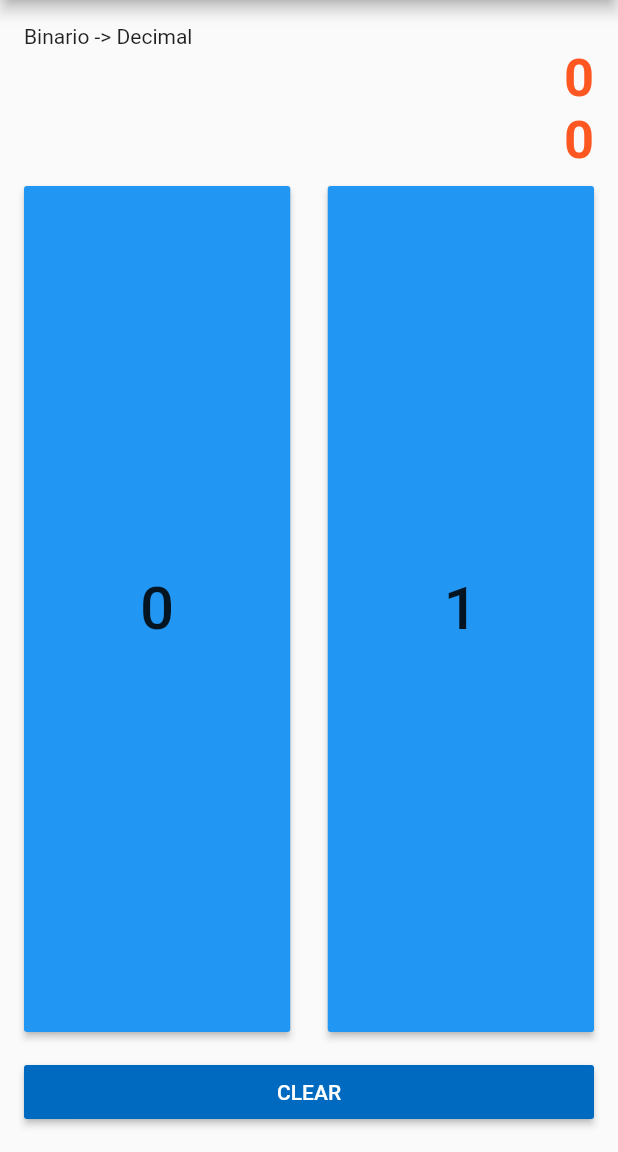
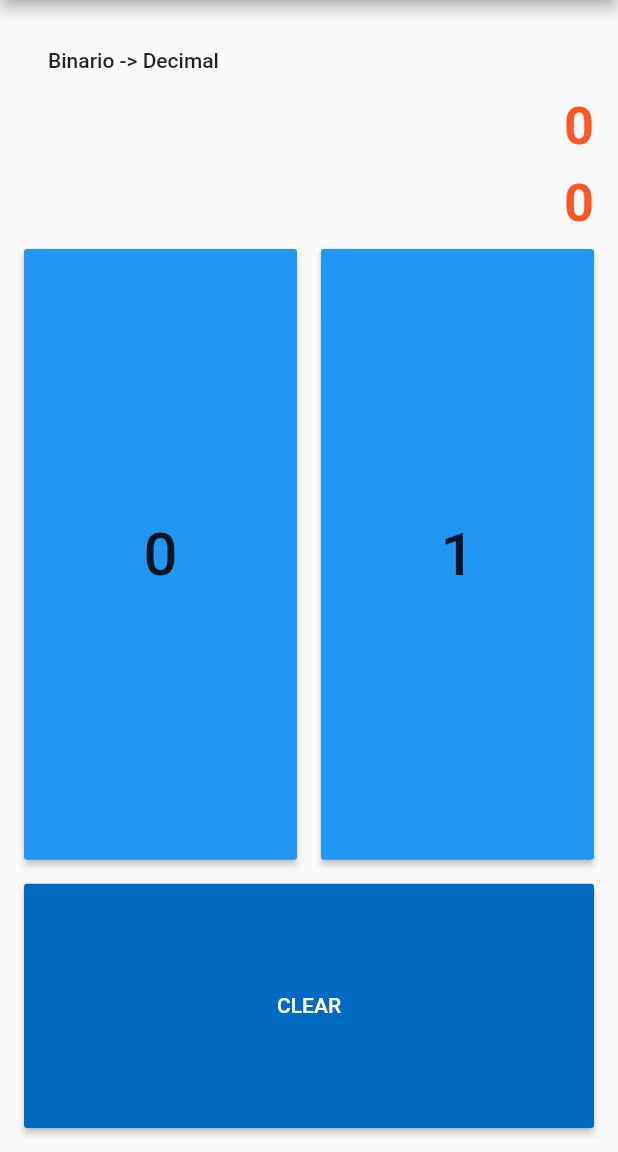
Before and after one commit to JohnDBR/Bin2Dec-Flutter, a Flutter app: the screen it shows after launch, on a phone screen of 412 x 824 dp, the part 84-1236 px from its top. Run offline on Flutter 3.47's test engine with Material 2 defaults, Android fonts, the phone set to English and light mode, and no system bars.

Commit message:
Huge refactor! adding dec2bin layout

```diff
--- a/lib/screens/main_page.dart
+++ b/lib/screens/main_page.dart
@@ -1,15 +1,60 @@
+import 'package:bin2dec/widgets/dec2bin.dart';
 import 'package:flutter/material.dart';
 import 'package:bin2dec/widgets/bin2dec.dart';
 
-class MainPage extends StatelessWidget {
+class MainPage extends StatefulWidget {
+  MainPage({Key key, this.title}) : super(key: key);
+
+  final String title;
+
+  @override
+  _MainPageState createState() => _MainPageState();
+}
+
+class _MainPageState extends State<MainPage> {
+  bool _bin2dec = true;
+
+  void _changeLayout() {
+    setState(() {
+      _bin2dec = !_bin2dec;
+    });
+  }
+
   @override
   Widget build(BuildContext context) {
     return MaterialApp(
-      title: 'Bin2Dec',
-      theme: ThemeData(
-        primarySwatch: Colors.blue,
-      ),
-      home: Bin2Dec(title: 'Bin2Dec'),
-    );
+        title: 'Bin2Dec',
+        theme: ThemeData(
+          primarySwatch: Colors.blue,
+        ),
+        home: Scaffold(
+            appBar: new AppBar(
+              title: _bin2dec ? Text('Bin2Dec') : Text('Dec2Bin'),
+            ),
+            body: Center(
+                child: Container(
+                    margin: const EdgeInsets.all(16),
+                    alignment: Alignment.center,
+                    child: Column(
+                        crossAxisAlignment: CrossAxisAlignment.stretch,
+                        mainAxisSize: MainAxisSize.max,
+                        children: <Widget>[
+                          // Row(
+                          //     mainAxisSize: MainAxisSize.max,
+                          //     children: <Widget>[
+                          //       new Text('Binario -> Decimal')
+                          //     ]),
+                          Container(
+                              alignment: Alignment.centerLeft,
+                              child: FlatButton(
+                                  onPressed: () {
+                                    _changeLayout();
+                                  },
+                                  child: Text('Binario -> Decimal'))),
+                          Expanded(
+                              child: _bin2dec
+                                  ? Bin2Dec(title: 'Bin2Dec')
+                                  : Dec2Bin(title: 'Dec2Bin'))
+                        ])))));
   }
 }
--- a/lib/widgets/bin2dec.dart
+++ b/lib/widgets/bin2dec.dart
@@ -38,44 +38,28 @@ class _Bin2DecState extends State<Bin2Dec> {
 
   @override
   Widget build(BuildContext context) {
-    return Scaffold(
-        appBar: new AppBar(
-          title: new Text('Bin2Dec'),
-        ),
-        body: Center(
-            child: Container(
-          margin: const EdgeInsets.all(16),
-          alignment: Alignment.center,
-          // color: Color.blue,
-          child: new Column(
+    return Column(
       crossAxisAlignment: CrossAxisAlignment.stretch,
       mainAxisSize: MainAxisSize.max,
       children: <Widget>[
-              Row(mainAxisSize: MainAxisSize.max,
-                  // alignment: Alignment.topLeft,
-                  children: <Widget>[new Text('Binario -> Decimal')]),
-              Row(
-                  mainAxisSize: MainAxisSize.max,
-                  mainAxisAlignment: MainAxisAlignment.end,
-                  children: <Widget>[
-                    new Text('$_bin',
+        Container(
+            alignment: Alignment.centerRight,
+            child: new Text('$_bin',
                 style: new TextStyle(
                     fontSize: 35,
                     fontWeight: FontWeight.bold,
-                            color: new Color(0xFFff5722)))
-                  ]),
-              Row(
-                  mainAxisSize: MainAxisSize.max,
-                  mainAxisAlignment: MainAxisAlignment.end,
-                  children: <Widget>[
-                    new Text('$_dec',
+                    color: new Color(0xFFff5722)))),
+        SizedBox(height: 10),
+        Container(
+            alignment: Alignment.centerRight,
+            child: new Text('$_dec',
                 style: new TextStyle(
                     fontSize: 35,
                     fontWeight: FontWeight.bold,
-                            color: new Color(0xFFff5722)))
-                  ]),
+                    color: new Color(0xFFff5722)))),
         SizedBox(height: 10),
         Expanded(
+            flex: 5,
             child: Row(
                 mainAxisSize: MainAxisSize.max,
                 mainAxisAlignment: MainAxisAlignment.center,
@@ -91,7 +75,7 @@ class _Bin2DecState extends State<Bin2Dec> {
                           },
                           child:
                               Text("0", style: new TextStyle(fontSize: 40)))),
-                    SizedBox(width: 25), // give it width
+                  SizedBox(width: 16),
                   Expanded(
                       child: MaterialButton(
                           color: new Color(0xFF2196f3),
@@ -100,12 +84,11 @@ class _Bin2DecState extends State<Bin2Dec> {
                             _addToBin('1');
                             _binToDec();
                           },
-                            child:
-                                Text("1", style: new TextStyle(fontSize: 40))))
+                          child: Text("1", style: new TextStyle(fontSize: 40))))
                 ])),
         SizedBox(height: 16),
-              Row(mainAxisSize: MainAxisSize.max, children: <Widget>[
         Expanded(
+            flex: 2,
             child: MaterialButton(
                 color: new Color(0xFF0069c0),
                 textColor: Colors.white,
@@ -114,9 +97,7 @@ class _Bin2DecState extends State<Bin2Dec> {
                   _clear();
                 },
                 child: Text("CLEAR")))
-              ])
       ],
-          ),
-        )));
+    );
   }
 }
```
Also changed, not shown: lib/widgets/dec2bin.dart (+61 -53 lines). Lines whose indentation alone changed are shown as unchanged.
